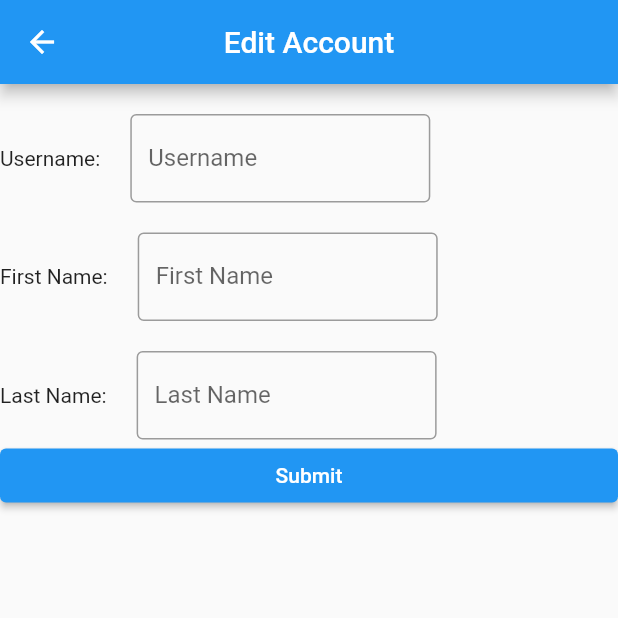
After one commit to MarkTalandron19/vehicle_rental_tester, a Flutter app: the ProfileScreen screen opened directly, after a tap on "Edit Profile", on a phone screen of 412 x 824 dp, the top half of it. The commit adds this screen. Run offline on Flutter 3.47's test engine with Material 2 defaults, Android fonts, the phone set to English and light mode, and no system bars; accounts and stored records are empty.

Commit message:
added profile editor

```diff
--- /dev/null
+++ b/lib/screens/editprofile.dart
@@ -0,0 +1,100 @@
+import 'package:flutter/material.dart';
+import 'package:provider/provider.dart';
+import 'package:vehicle_rental/providers/accountprovider.dart';
+
+class EditProfile extends StatelessWidget {
+  const EditProfile({super.key});
+
+  Widget edit(String title, TextEditingController controller) {
+    return Row(
+      children: [
+        Text('$title:'),
+        const SizedBox(
+          width: 10,
+        ),
+        TextField(
+          controller: controller,
+        ),
+      ],
+    );
+  }
+
+  @override
+  Widget build(BuildContext context) {
+    TextEditingController userNameEditor = TextEditingController();
+    TextEditingController firstNameEditor = TextEditingController();
+    TextEditingController lastNameEditor = TextEditingController();
+    userNameEditor.text = context.read<AccountProvider>().username!;
+    firstNameEditor.text = context.read<AccountProvider>().firstName!;
+    lastNameEditor.text = context.read<AccountProvider>().lastName!;
+    return Scaffold(
+      appBar: AppBar(
+        centerTitle: true,
+        title: const Text('Edit Account'),
+      ),
+      body: Column(
+        crossAxisAlignment: CrossAxisAlignment.stretch,
+        children: [
+          const SizedBox(
+            height: 20,
+          ),
+          Row(
+            children: [
+              const Text('Username:'),
+              const SizedBox(
+                width: 20,
+              ),
+              SizedBox(
+                width: 200,
+                child: TextField(
+                  controller: userNameEditor,
+                  decoration: const InputDecoration(
+                      border: OutlineInputBorder(), labelText: 'Username'),
+                ),
+              ),
+            ],
+          ),
+          const SizedBox(
+            height: 20,
+          ),
+          Row(
+            children: [
+              const Text('First Name:'),
+              const SizedBox(
+                width: 20,
+              ),
+              SizedBox(
+                width: 200,
+                child: TextField(
+                  controller: firstNameEditor,
+                  decoration: const InputDecoration(
+                      border: OutlineInputBorder(), labelText: 'First Name'),
+                ),
+              ),
+            ],
+          ),
+          const SizedBox(
+            height: 20,
+          ),
+          Row(
+            children: [
+              const Text('Last Name:'),
+              const SizedBox(
+                width: 20,
+              ),
+              SizedBox(
+                width: 200,
+                child: TextField(
+                  controller: lastNameEditor,
+                  decoration: const InputDecoration(
+                      border: OutlineInputBorder(), labelText: 'Last Name'),
+                ),
+              ),
+            ],
+          ),
+          ElevatedButton(onPressed: () {}, child: const Text('Submit')),
+        ],
+      ),
+    );
+  }
+}
--- a/lib/screens/profilescreen.dart
+++ b/lib/screens/profilescreen.dart
@@ -1,6 +1,7 @@
 import 'package:flutter/material.dart';
 import 'package:provider/provider.dart';
 import 'package:vehicle_rental/providers/accountprovider.dart';
+import 'package:vehicle_rental/screens/editprofile.dart';
 import 'package:vehicle_rental/widgets/accountwidget.dart';
 
 class ProfileScreen extends StatelessWidget {
@@ -13,12 +14,23 @@ class ProfileScreen extends StatelessWidget {
         centerTitle: true,
         title: const Text('Profile'),
       ),
-      body: Consumer<AccountProvider>(
-        builder: (context, value, child) {
-          return AccountWidget(
-            account: value.acc,
-          );
-        },
+      body: Column(
+        crossAxisAlignment: CrossAxisAlignment.stretch,
+        children: [
+          Consumer<AccountProvider>(
+            builder: (context, value, child) {
+              return AccountWidget(
+                account: value.acc,
+              );
+            },
+          ),
+          ElevatedButton(
+              onPressed: () {
+                Navigator.of(context).push(MaterialPageRoute(
+                    builder: (context) => const EditProfile()));
+              },
+              child: const Text('Edit Profile')),
+        ],
       ),
     );
   }
```
